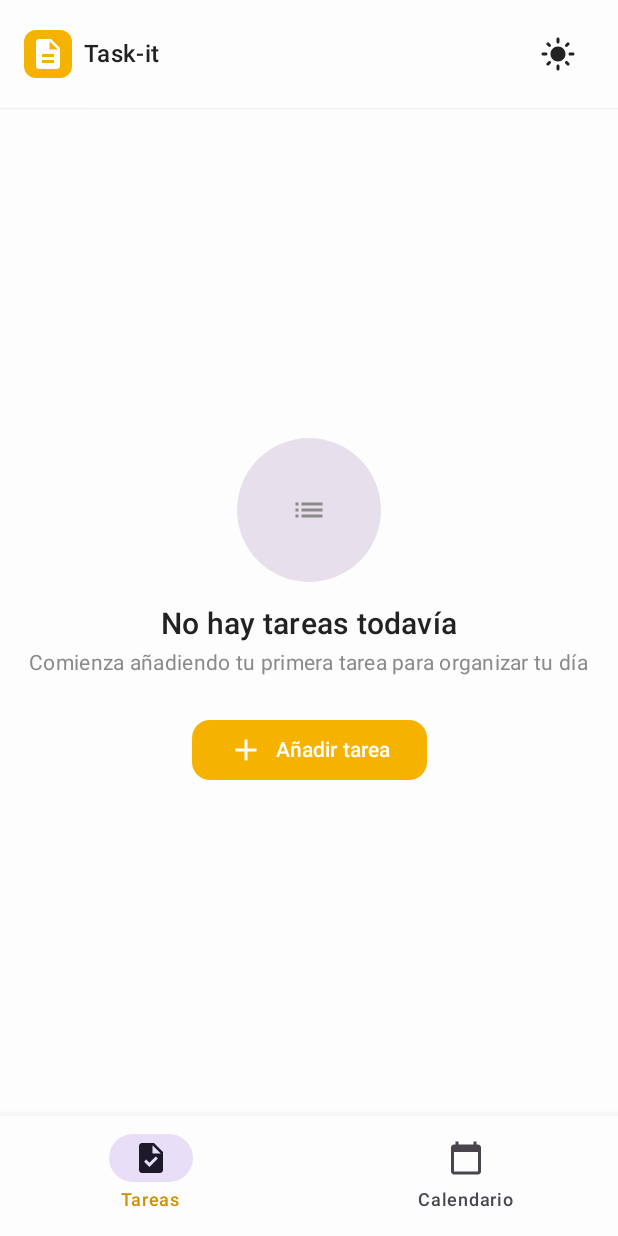
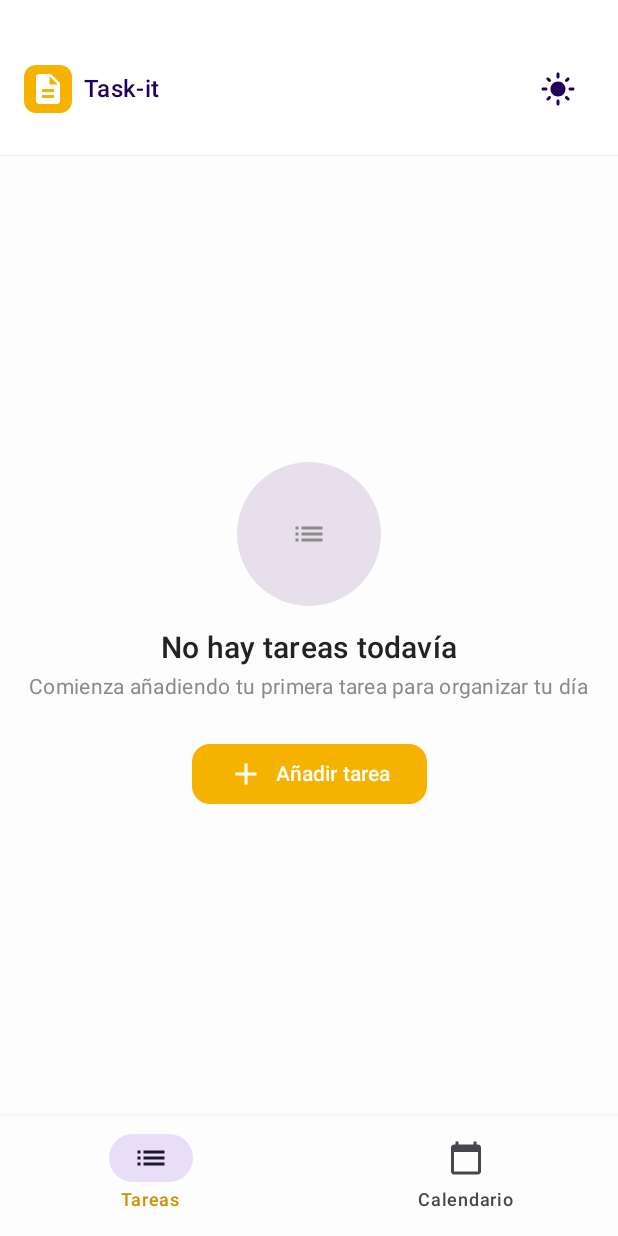
Before and after one commit to Diegomez15/task-it, an Android app built with Jetpack Compose: the screen it shows after launch (MainActivity), on a phone screen of 412 x 824 dp. Run offline under Robolectric (Android 15) with nearby library versions, the phone set to English and light mode, and no system bars.

```diff
--- a/app/build.gradle.kts
+++ b/app/build.gradle.kts
@@ -10,7 +10,7 @@ android {
 
     defaultConfig {
         applicationId = "com.example.task_it"
-        minSdk = 24
+        minSdk = 26
         targetSdk = 35
         versionCode = 1
         versionName = "1.0"
@@ -47,6 +47,8 @@ dependencies {
     implementation(libs.androidx.appcompat)
     implementation(libs.material)
     implementation(libs.androidx.ui.graphics.android)
+    implementation(libs.androidx.room.common.jvm)
+    implementation(libs.androidx.room.runtime.android)
     testImplementation(libs.junit)
     androidTestImplementation(libs.androidx.junit)
     androidTestImplementation(libs.androidx.espresso.core)
--- a/app/src/main/java/com/example/task_it/presentation/tasks/form/TaskFormScreen.kt
+++ b/app/src/main/java/com/example/task_it/presentation/tasks/form/TaskFormScreen.kt
@@ -142,7 +142,7 @@ fun TaskFormScreen(
                 OutlinedButton(
                     onClick = onCancel,
                     shape = RoundedCornerShape(12.dp),
-                    modifier = Modifier.fillMaxHeight()
+                    modifier = Modifier.height(45.dp).width(150.dp),
                 ) {
                     Text("Cancelar")
                 }
@@ -150,7 +150,7 @@ fun TaskFormScreen(
                 Button(
                     onClick = onCreateTask,
                     shape = RoundedCornerShape(12.dp),
-                    modifier = Modifier.fillMaxHeight(),
+                    modifier = Modifier.height(45.dp).width(150.dp),
                     colors = ButtonDefaults.buttonColors(
                         containerColor = YellowPrimary,
                         contentColor = MaterialTheme.colorScheme.onPrimary
--- a/app/src/main/java/com/example/task_it/presentation/tasks/list/TaskListScreen.kt
+++ b/app/src/main/java/com/example/task_it/presentation/tasks/list/TaskListScreen.kt
@@ -7,6 +7,7 @@ import androidx.compose.foundation.shape.RoundedCornerShape
 import androidx.compose.material.icons.Icons
 import androidx.compose.material.icons.automirrored.filled.List
 import androidx.compose.material.icons.filled.Add
+import androidx.compose.material.icons.filled.AddTask
 import androidx.compose.material.icons.filled.CalendarToday
 import androidx.compose.material.icons.filled.Description
 import androidx.compose.material.icons.filled.LightMode
@@ -21,6 +22,7 @@ import androidx.compose.ui.draw.clip
 import androidx.compose.ui.draw.dropShadow
 import androidx.compose.ui.draw.innerShadow
 import androidx.compose.ui.draw.shadow
+import androidx.compose.ui.graphics.Color
 import androidx.compose.ui.res.colorResource
 import androidx.compose.ui.text.font.FontWeight
 import androidx.compose.ui.unit.dp
@@ -54,16 +56,19 @@ fun TaskListScreen(
 private fun TaskTopBar() {
     Surface(
         shadowElevation = 1.dp,
-        color = MaterialTheme.colorScheme.background
+        color = MaterialTheme.colorScheme.surface
     ) {
         Row(
             modifier = Modifier
                 .fillMaxWidth()
-                .padding(horizontal = 16.dp, vertical = 12.dp),
+                .padding(horizontal = 16.dp, vertical = 20.dp),
             verticalAlignment = Alignment.CenterVertically,
             horizontalArrangement = Arrangement.SpaceBetween
         ) {
-            Row(verticalAlignment = Alignment.CenterVertically) {
+            Row(
+                verticalAlignment = Alignment.CenterVertically,
+                modifier = Modifier.padding(top = 15.dp)
+            ) {
                 Box(
                     modifier = Modifier
                         .size(32.dp)
@@ -74,7 +79,7 @@ private fun TaskTopBar() {
                     Icon(
                         imageVector = Icons.Filled.Description,
                         contentDescription = "Logo Task-it",
-                        tint = MaterialTheme.colorScheme.onPrimary
+                        tint = MaterialTheme.colorScheme.onPrimary,
                     )
                 }
                 Spacer(modifier = Modifier.width(8.dp))
@@ -86,7 +91,10 @@ private fun TaskTopBar() {
                 )
             }
 
-            Row(verticalAlignment = Alignment.CenterVertically) {
+            Row(
+                verticalAlignment = Alignment.CenterVertically,
+                modifier = Modifier.padding(top = 15.dp)
+            ) {
                 IconButton(onClick = { /* TODO: cambiar tema */ }) {
                     Icon(
                         imageVector = Icons.Filled.LightMode,
@@ -161,16 +169,15 @@ private fun EmptyTaskState(
 @Composable
 private fun TaskBottomBar() {
     NavigationBar(
-        Modifier.shadow(12.dp),
-        containerColor = MaterialTheme.colorScheme.background, // o Color.White
-
+        Modifier.shadow(elevation = 8.dp),
+        containerColor = MaterialTheme.colorScheme.background
     ){
         NavigationBarItem(
             selected = true,
             onClick = { /* Ya estamos en Tareas */ },
             icon = {
                 Icon(
-                    imageVector = Icons.Filled.Task,
+                    imageVector = Icons.Filled.List,
                     contentDescription = "Tareas"
                 )
             },
--- a/app/src/main/java/com/example/task_it/presentation/theme/Theme.kt
+++ b/app/src/main/java/com/example/task_it/presentation/theme/Theme.kt
@@ -14,7 +14,8 @@ private val LightColorScheme = lightColorScheme(
     background = BackgroundLight,
     onBackground = Color(0xFF222222),
     surface = Color.White,
-    onSurface = Color(0xFF222222)
+    onSurface = Color(0xFF222222),
+    primaryContainer = Color(0xFFFFFFFF)
 
 )
 
@@ -25,6 +26,7 @@ private val DarkColorScheme = darkColorScheme(
     onBackground = Color(0xFFEDEDED),
     surface = Color(0xFF1E1E1E),
     onSurface = Color(0xFFEDEDED),
+    primaryContainer = Color(0xFF1E1E1E)
 )
 
 @Composable
--- a/gradle/libs.versions.toml
+++ b/gradle/libs.versions.toml
@@ -13,6 +13,8 @@ activityCompose = "1.9.2"
 uiGraphicsAndroid = "1.9.4"
 
 navigation-compose = "2.8.0"
+roomCommonJvm = "2.8.4"
+roomRuntimeAndroid = "2.8.4"
 
 
 [libraries]
@@ -33,6 +35,8 @@ material-icons-extended = { group = "androidx.compose.material", name = "materia
 androidx-ui-graphics-android = { group = "androidx.compose.ui", name = "ui-graphics-android", version.ref = "uiGraphicsAndroid" }
 
 androidx-navigation-compose = { group = "androidx.navigation", name = "navigation-compose", version.ref = "navigation-compose" }
+androidx-room-common-jvm = { group = "androidx.room", name = "room-common-jvm", version.ref = "roomCommonJvm" }
+androidx-room-runtime-android = { group = "androidx.room", name = "room-runtime-android", version.ref = "roomRuntimeAndroid" }
 
 
 [plugins]
```
Also changed, not shown: app/src/main/java/com/example/task_it/data/local/dao/TaskDao.kt (+20 -0 lines), app/src/main/java/com/example/task_it/data/local/database/AppDataBase.kt (+14 -0 lines), app/src/main/java/com/example/task_it/data/local/entity/TaskEntity.kt (added, +19 -0 lines), app/src/main/java/com/example/task_it/data/mapper/TaskMapper.kt (+34 -0 lines), app/src/main/java/com/example/task_it/domain/model/Task.kt (+15 -2 lines), app/src/main/java/com/example/task_it/domain/model/TaskPriority.kt (added, +8 -0 lines).
